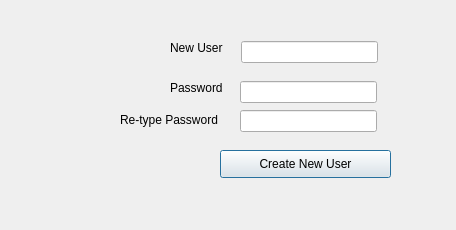
The window that qt-source/adduser.ui (Alpha-Omega-Saddleback-2018-Summer-CS1C/2DGraphicsProject) describes before a commit, drawn with Qt 5.
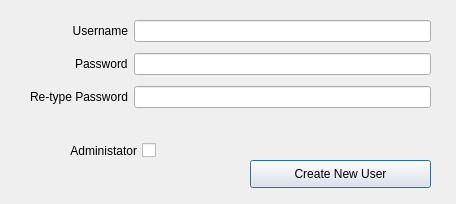
The same window after the commit.

Patch:
```diff
--- a/qt-source/adduser.ui
+++ b/qt-source/adduser.ui
@@ -7,57 +7,69 @@
     <x>0</x>
     <y>0</y>
     <width>456</width>
-    <height>230</height>
+    <height>204</height>
    </rect>
   </property>
   <property name="windowTitle">
    <string>Dialog</string>
   </property>
-  <widget class="QLabel" name="label">
+  <widget class="QWidget" name="formLayoutWidget">
    <property name="geometry">
     <rect>
-     <x>170</x>
-     <y>40</y>
-     <width>55</width>
-     <height>16</height>
+     <x>30</x>
+     <y>20</y>
+     <width>401</width>
+     <height>112</height>
     </rect>
    </property>
-   <property name="text">
-    <string>New User</string>
-   </property>
-  </widget>
-  <widget class="QLabel" name="label_2">
-   <property name="geometry">
-    <rect>
-     <x>170</x>
-     <y>80</y>
-     <width>55</width>
-     <height>16</height>
-    </rect>
-   </property>
-   <property name="text">
-    <string>Password</string>
-   </property>
-  </widget>
-  <widget class="QLabel" name="label_3">
-   <property name="geometry">
-    <rect>
-     <x>120</x>
-     <y>110</y>
-     <width>111</width>
-     <height>20</height>
-    </rect>
-   </property>
-   <property name="text">
-    <string>Re-type Password</string>
-   </property>
+   <layout class="QFormLayout" name="formLayout">
+    <property name="labelAlignment">
+     <set>Qt::AlignRight|Qt::AlignTrailing|Qt::AlignVCenter</set>
+    </property>
+    <property name="verticalSpacing">
+     <number>11</number>
+    </property>
+    <item row="2" column="0">
+     <widget class="QLabel" name="label">
+      <property name="text">
+       <string>Username</string>
+      </property>
+      <property name="alignment">
+       <set>Qt::AlignRight|Qt::AlignTrailing|Qt::AlignVCenter</set>
+      </property>
+     </widget>
+    </item>
+    <item row="2" column="1">
+     <widget class="QLineEdit" name="input_newUser"/>
+    </item>
+    <item row="3" column="0">
+     <widget class="QLabel" name="label_2">
+      <property name="text">
+       <string>Password</string>
+      </property>
+     </widget>
+    </item>
+    <item row="3" column="1">
+     <widget class="QLineEdit" name="input_password1"/>
+    </item>
+    <item row="4" column="0">
+     <widget class="QLabel" name="label_3">
+      <property name="text">
+       <string>Re-type Password</string>
+      </property>
+     </widget>
+    </item>
+    <item row="4" column="1">
+     <widget class="QLineEdit" name="input_password2"/>
+    </item>
+   </layout>
   </widget>
   <widget class="QPushButton" name="createNewUserButton">
    <property name="geometry">
     <rect>
-     <x>220</x>
-     <y>150</y>
-     <width>171</width>
+     <x>250</x>
+     <y>160</y>
+     <width>181</width>
      <height>28</height>
     </rect>
    </property>
@@ -65,34 +77,20 @@
     <string>Create New User</string>
    </property>
   </widget>
-  <widget class="QLineEdit" name="input_newUser">
+  <widget class="QCheckBox" name="checkBox">
    <property name="geometry">
     <rect>
-     <x>241</x>
-     <y>41</y>
-     <width>137</width>
-     <height>22</height>
+     <x>55</x>
+     <y>140</y>
+     <width>101</width>
+     <height>21</height>
     </rect>
    </property>
-  </widget>
-  <widget class="QLineEdit" name="input_password1">
-   <property name="geometry">
-    <rect>
-     <x>240</x>
-     <y>81</y>
-     <width>137</width>
-     <height>22</height>
-    </rect>
+   <property name="layoutDirection">
+    <enum>Qt::RightToLeft</enum>
    </property>
-  </widget>
-  <widget class="QLineEdit" name="input_password2">
-   <property name="geometry">
-    <rect>
-     <x>240</x>
-     <y>110</y>
-     <width>137</width>
-     <height>22</height>
-    </rect>
+   <property name="text">
+    <string>Administator</string>
    </property>
   </widget>
  </widget>
```
Left out of the diff: 2 changed lines with no effect on the pictures.
